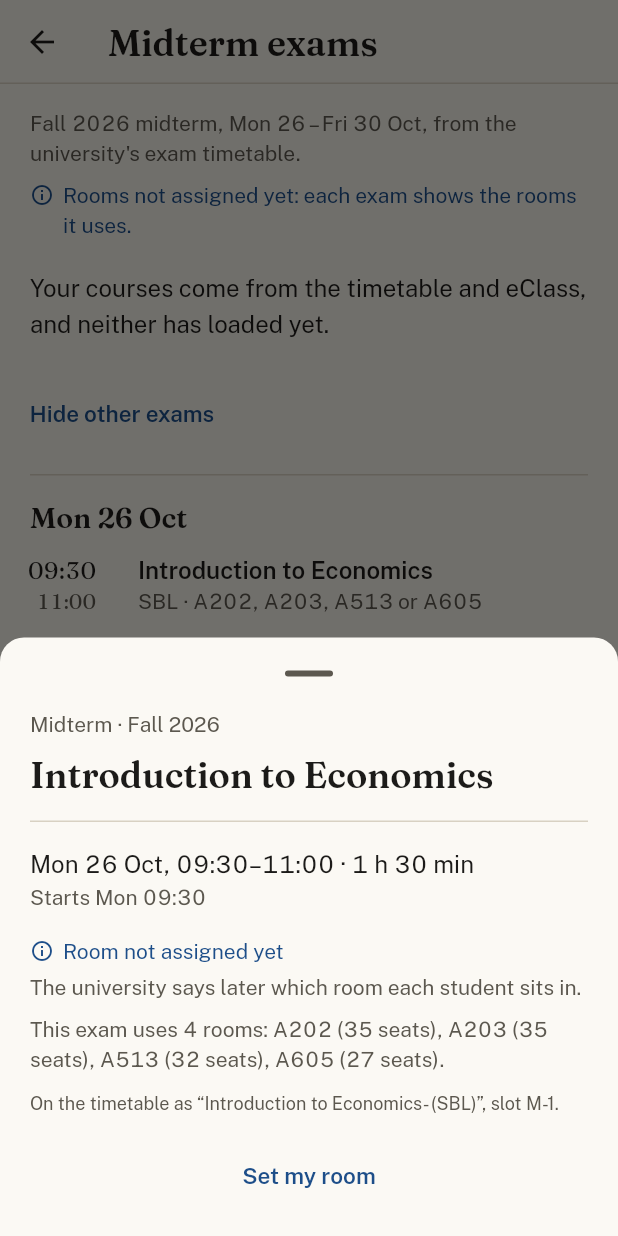
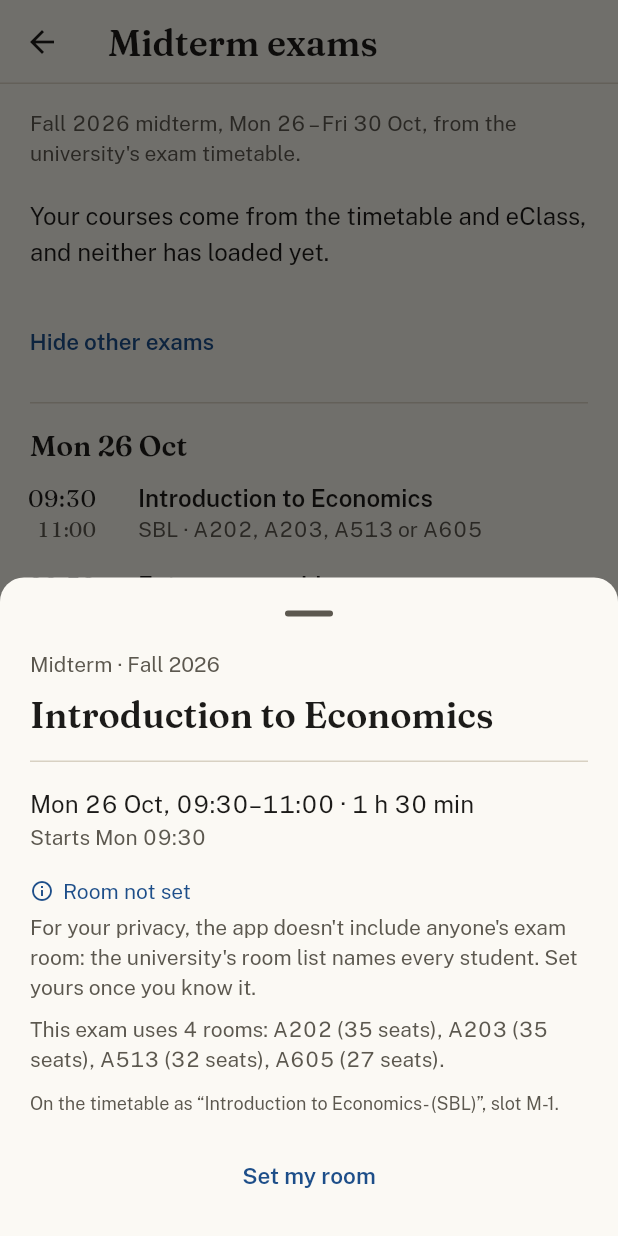
Before and after one commit to kamol1dn/inha_app, a Flutter app: the ExamsScreen screen opened directly, after a tap on "Show every exam", after a tap on "09:30", on a phone screen of 412 x 824 dp. Run offline on Flutter 3.47's test engine with Material 3 defaults, Android fonts, the phone set to English and light mode, and no system bars; our stand-ins replace cookie_jar, dio, dio_cookie_manager, flutter_local_notifications, flutter_secure_storage, shared_preferences and 1 more; missing offline and left inert: home_widget, workmanager; accounts and stored records are empty; network calls fail; statements that could not run were skipped.

Commit message:
No classes in exam week; rooms left out for the students' privacy
There are no classes during an exam week, whatever EduPage lists, so
every day from a period's first exam to its last is class-free: Today's
rail, its attendance rows, Courses' next class, Schedule and the class
reminders skip the timetable then. Schedule says "No classes in midterm
week, and no exam of yours on Thu 29 Oct." on a day without the
student's exam. The days are also kept in prefs (exams.classFreeDays.v1)
for the background refresh and the Android side, which don't read the
bundled sheets.

The app never says which room a student sits in: the university's room
list names every student, so it stays out. The sheets' roomsAssigned
flag goes; an exam without a room set reads "Room not set", its sheet
says why ("For your privacy, the app doesn't include anyone's exam
room...") and lists the rooms the exam uses, and the exam lists say
"Rooms aren't included, for your privacy: tap an exam to set yours."

```diff
--- a/assets/exams/2026-fall-midterm.json
+++ b/assets/exams/2026-fall-midterm.json
@@ -5,7 +5,6 @@
  "term": "Fall 2026",
  "title": "Mid Term Mon.,26.10-30.10",
  "source": "Timetable for 2026 Fall Midterm Exam.pdf",
- "roomsAssigned": false,
  "seats": {
   "A202": 35,
   "A203": 35,
--- a/lib/data/app_data.dart
+++ b/lib/data/app_data.dart
@@ -110,6 +110,10 @@ class Prefs {
     room == null ? all.remove(key) : all[key] = room;
     _p.setString('exams.rooms.v1', jsonEncode(all));
   }
+
+  /// The exam weeks' days as last written by [AppData.loadExams].
+  Set<DateTime> get classFreeDays => decodeDays(_p.getString(classFreeDaysKey));
+  Future<void> setClassFreeDays(Set<DateTime> days) => _p.setString(classFreeDaysKey, encodeDays(days));
 
   AccountCheck? accountCheck(Service s) {
     final raw = _p.getString('account.${s.name}');
@@ -393,8 +397,13 @@ class AppData extends ChangeNotifier {
       }
     }
     examPeriods = read;
+    // For the background refresh and the widgets, which don't read the sheets.
+    await prefs.setClassFreeDays(classFreeDays(read));
     notifyListeners();
   }
+
+  /// Days with no classes, whatever the timetable says: the exam weeks.
+  Set<DateTime> get classFree => examPeriods.isEmpty ? prefs.classFreeDays : classFreeDays(examPeriods);
 
   /// The student's exams in the period on show at [now], matched from the
   /// timetable and eClass; null outside every exam period.
--- a/lib/data/exams.dart
+++ b/lib/data/exams.dart
@@ -1,3 +1,5 @@
+import 'dart:convert';
+
 import '../models/models.dart';
 import 'urgency.dart';
 
@@ -13,16 +15,14 @@ const examSheets = ['assets/exams/2026-fall-midterm.json'];
 /// course detail. It shows until its last exam ends.
 const examLead = Duration(days: 21);
 
-/// One exam week: a midterm or a final.
+/// One exam week: a midterm or a final. A sitting has the rooms it uses,
+/// never a student's own: the university's room list names every student,
+/// so the app leaves it out and each student sets their room.
 class ExamPeriod {
   final String id; // "2026-fall-midterm"
   final String kind; // "midterm", "final"
   final String term; // "Fall 2026"
   final String source; // the PDF it was read from
-
-  /// Whether the university has said which room each student sits in. Until
-  /// then a sitting only has the rooms it uses.
-  final bool roomsAssigned;
   final Map<String, int?> seats; // room -> seats, null when the sheet gives none
   final List<Exam> exams; // in time order
 
@@ -31,7 +31,6 @@ class ExamPeriod {
     required this.kind,
     required this.term,
     required this.source,
-    required this.roomsAssigned,
     required this.seats,
     required this.exams,
   });
@@ -52,7 +51,6 @@ class ExamPeriod {
       kind: j['kind'] as String,
       term: j['term'] as String,
       source: j['source'] as String,
-      roomsAssigned: j['roomsAssigned'] as bool,
       seats: {for (final e in (j['seats'] as Map<String, dynamic>).entries) e.key: e.value as int?},
       exams: _inTimeOrder([for (final e in j['exams'] as List) Exam.fromJson(e as Map<String, dynamic>)], (e) => e),
     );
@@ -70,6 +68,33 @@ class ExamPeriod {
   /// The period on show at [now], the earliest first; null outside every window.
   static ExamPeriod? current(List<ExamPeriod> all, DateTime now) =>
       ([...all.where((p) => p.shownAt(now))]..sort((a, b) => a.first.compareTo(b.first))).firstOrNull;
+}
+
+/// The days of every exam week, first exam's day to last's: there are no
+/// classes then, whatever the timetable says.
+Set<DateTime> classFreeDays(List<ExamPeriod> periods) => {
+      for (final p in periods)
+        if (p.exams.isNotEmpty)
+          for (var d = _day(p.first); !d.isAfter(_day(p.last)); d = DateTime(d.year, d.month, d.day + 1)) d,
+    };
+
+DateTime _day(DateTime t) => DateTime(t.year, t.month, t.day);
+
+/// Where the app keeps [classFreeDays] for the background refresh and the
+/// Android side (widgets, AppFunctions), which don't read the bundled sheets:
+/// a JSON list of "2026-10-26" dates.
+const classFreeDaysKey = 'exams.classFreeDays.v1';
+
+String encodeDays(Set<DateTime> days) =>
+    jsonEncode([for (final d in days.toList()..sort()) d.toIso8601String().substring(0, 10)]);
+
+/// Empty when [raw] is missing or doesn't parse.
+Set<DateTime> decodeDays(String? raw) {
+  try {
+    return {for (final s in jsonDecode(raw ?? '[]') as List) _day(DateTime.parse(s as String))};
+  } catch (_) {
+    return const {};
+  }
 }
 
 /// One sitting on the sheet: a course in a slot, in one or more rooms.
--- a/lib/data/rail.dart
+++ b/lib/data/rail.dart
@@ -89,15 +89,21 @@ DateTime _midnight(DateTime t) => DateTime(t.year, t.month, t.day);
 DateTime lessonStart(Lesson l, DateTime day) => _midnight(day).add(Duration(minutes: _minutes(l.start)));
 DateTime lessonEnd(Lesson l, DateTime day) => _midnight(day).add(Duration(minutes: _minutes(l.end)));
 
-List<Lesson> lessonsOn(List<Lesson> lessons, DateTime day) =>
-    lessons.where((l) => l.weekday == day.weekday).toList()..sort((a, b) => _minutes(a.start).compareTo(_minutes(b.start)));
+/// The classes on [day], in time order; none on the days in [off] (an exam
+/// week: `AppData.classFree`).
+List<Lesson> lessonsOn(List<Lesson> lessons, DateTime day, {Set<DateTime> off = const {}}) => off.contains(_midnight(day))
+    ? []
+    : (lessons.where((l) => l.weekday == day.weekday).toList()
+      ..sort((a, b) => _minutes(a.start).compareTo(_minutes(b.start))));
 
 /// The next class [test] accepts: one in progress or still to come today,
-/// then the next 7 days. Null when there is none in that week.
-({Lesson lesson, DateTime day})? nextLesson(List<Lesson> lessons, DateTime now, bool Function(Lesson) test) {
+/// then the next 7 days, skipping the days in [off]. Null when there is none
+/// in that week.
+({Lesson lesson, DateTime day})? nextLesson(List<Lesson> lessons, DateTime now, bool Function(Lesson) test,
+    {Set<DateTime> off = const {}}) {
   for (var i = 0; i <= 7; i++) {
     final day = _midnight(now).add(Duration(days: i));
-    for (final l in lessonsOn(lessons, day)) {
+    for (final l in lessonsOn(lessons, day, off: off)) {
       if (test(l) && lessonEnd(l, day).isAfter(now)) return (lesson: l, day: day);
     }
   }
@@ -111,7 +117,8 @@ bool isLessonOf(Lesson l, Course course) => courseFor(l.subject, [CourseAttendan
 /// Builds Today's rail. [timetableKnown] is false while there is no
 /// timetable at all (first run, EduPage failing), so "No classes today" is
 /// never claimed without data. [exams] are the student's, from the period on
-/// show; they sit on the rail like classes.
+/// show; they sit on the rail like classes. On the days in [classFree] (the
+/// exam weeks) there are no classes.
 List<RailEntry> todayRail({
   required List<Lesson> lessons,
   required List<Deadline> deadlines,
@@ -120,6 +127,7 @@ List<RailEntry> todayRail({
   required DateTime now,
   bool timetableKnown = true,
   List<MyExam> exams = const [],
+  Set<DateTime> classFree = const {},
 }) {
   final today = _midnight(now);
   final tomorrow = today.add(const Duration(days: 1));
@@ -130,7 +138,7 @@ List<RailEntry> todayRail({
   if (overdue.isNotEmpty) out.addAll([const RailOverdue(), for (final d in overdue) RailDue(d)]);
 
   // Today: the hero, the classes and exams after it, and what is due today, in time order.
-  final todays = lessonsOn(lessons, today);
+  final todays = lessonsOn(lessons, today, off: classFree);
   final examsToday = exams.where((e) => !e.exam.start.isBefore(today) && e.exam.start.isBefore(tomorrow)).toList();
   final classNow = todays.where((l) => !lessonStart(l, today).isAfter(now) && lessonEnd(l, today).isAfter(now)).firstOrNull;
   // An exam in progress is the hero even if the timetable has a class then.
@@ -197,13 +205,13 @@ List<RailEntry> todayRail({
     put(lessonStart(l, day), 2, RailClass(l, day, ClassRole.row));
   }
 
-  final first = nextLesson(lessons, tomorrow, (_) => true);
+  final first = nextLesson(lessons, tomorrow, (_) => true, off: classFree);
   if (first != null) putClass(first.lesson, first.day);
   final classesToday = {classNow, ...upcoming}.whereType<Lesson>().toSet();
   for (final c in attendance) {
     if (!AbsenceState.of(c, limits).trouble) continue;
     if (classesToday.any((l) => isLessonOf(l, c.course))) continue;
-    final next = nextLesson(lessons, tomorrow, (l) => isLessonOf(l, c.course));
+    final next = nextLesson(lessons, tomorrow, (l) => isLessonOf(l, c.course), off: classFree);
     if (next != null) putClass(next.lesson, next.day);
   }
   for (final day in later.keys.toList()..sort()) {
--- a/lib/features/courses_screen.dart
+++ b/lib/features/courses_screen.dart
@@ -66,7 +66,8 @@ class CoursesScreen extends StatelessWidget {
           ),
         for (final c in courses) ...[
           const Rule(),
-          _CourseRow(c, AbsenceState.of(c, limits), next: nextLesson(lessons, now, (l) => isLessonOf(l, c.course)), now: now),
+          _CourseRow(c, AbsenceState.of(c, limits),
+              next: nextLesson(lessons, now, (l) => isLessonOf(l, c.course), off: data.classFree), now: now),
         ],
         const SizedBox(height: 24),
       ]),
--- a/lib/features/exam_rows.dart
+++ b/lib/features/exam_rows.dart
@@ -12,8 +12,10 @@ import 'details.dart';
 import 'rail_rows.dart';
 
 // An exam on the rails, Schedule and course detail, and its sheet
-// (docs/EXAMS.md). Until the university says which room each student sits
-// in, a sitting has only the rooms it uses: "B209 or B210".
+// (docs/EXAMS.md). The app never says which room a student sits in: the
+// university's room list names every student, so it is left out for their
+// privacy. A sitting has the rooms it uses ("B209 or B210") until the
+// student sets theirs.
 
 /// The room the student sits in, once known: the one they set, or the only
 /// room the exam uses.
@@ -27,11 +29,18 @@ String examLine(MyExam m, ExamPeriod p) => [
       examRoom(m) ?? roomChoice(m.exam.rooms),
     ].join(' · ');
 
+/// Why no exam comes with the student's room, wherever a room isn't set.
+const privacyNote = "For your privacy, the app doesn't include anyone's exam room: the university's room list "
+    'names every student. Set yours once you know it.';
+
+/// The same, as one line over a list of exams.
+const roomsLeftOut = "Rooms aren't included, for your privacy: tap an exam to set yours.";
+
 /// "The timetable lists 2 sittings; check which is yours."
 String sittingsLine(MyExam m) => 'The timetable lists ${m.sittings} sittings; check which is yours.';
 
 /// The hero for an exam: in progress, or the next thing today (DESIGN.md 7).
-/// The room is the big line; until it is known, that it isn't.
+/// The room is the big line; until the student sets it, that it isn't set.
 class ExamHero extends StatelessWidget {
   final RailExam entry;
   final ExamPeriod period;
@@ -68,8 +77,7 @@ class ExamHero extends StatelessWidget {
         FittedBox(
           fit: BoxFit.scaleDown,
           alignment: Alignment.centerLeft,
-          child: Text(room ?? (period.roomsAssigned ? 'Room not set' : 'Room not assigned yet'),
-              maxLines: 1, style: t.textTheme.displayMedium),
+          child: Text(room ?? 'Room not set', maxLines: 1, style: t.textTheme.displayMedium),
         ),
         const SizedBox(height: 4),
         Text(m.course.name, style: t.textTheme.titleLarge),
@@ -181,14 +189,9 @@ class _ExamSheet extends StatelessWidget {
             Text('Room $room', style: t.textTheme.titleMedium?.tnum),
             Text(set != null ? 'You set this room.' : 'The only room this exam uses.', style: muted),
           ] else ...[
-            StatusLine(Status.info, period.roomsAssigned ? 'Room not set' : 'Room not assigned yet',
-                padding: EdgeInsets.zero),
+            const StatusLine(Status.info, 'Room not set', padding: EdgeInsets.zero),
             const SizedBox(height: 4),
-            Text(
-                period.roomsAssigned
-                    ? 'The university has said which room each student sits in. Set yours once you know it.'
-                    : 'The university says later which room each student sits in.',
-                style: muted),
+            Text(privacyNote, style: muted),
           ],
           if (e.rooms.length > 1) ...[
             const SizedBox(height: 8),
--- a/lib/features/exams_screen.dart
+++ b/lib/features/exams_screen.dart
@@ -47,7 +47,8 @@ class _ExamsScreenState extends State<ExamsScreen> {
           child: Text('${p.term} $what, ${dayRange(p.first, p.last, now: now)}, from the university\'s exam timetable.',
               style: muted),
         ),
-        if (!p.roomsAssigned) const StatusLine(Status.info, 'Rooms not assigned yet: each exam shows the rooms it uses.'),
+        if (known && match.exams.any((m) => examRoom(m) == null))
+          const StatusLine(Status.info, roomsLeftOut),
         if (!known)
           const EmptyNote('Your courses come from the timetable and eClass, and neither has loaded yet.')
         else if (match.exams.isEmpty)
--- a/lib/features/today_screen.dart
+++ b/lib/features/today_screen.dart
@@ -64,6 +64,7 @@ class _TodayScreenState extends State<TodayScreen> {
       now: now,
       timetableKnown: data.lessons.data != null,
       exams: exams?.exams ?? const [],
+      classFree: data.classFree,
     );
 
     return RefreshIndicator(
@@ -162,8 +163,7 @@ class _TodayScreenState extends State<TodayScreen> {
               style: t.textTheme.bodyMedium),
         ),
       for (final m in left) ExamRow(m, p, now: now, line: false, showDay: true),
-      if (!p.roomsAssigned && left.any((m) => examRoom(m) == null))
-        const StatusLine(Status.info, 'Rooms not assigned yet.'),
+      if (left.any((m) => examRoom(m) == null)) const StatusLine(Status.info, roomsLeftOut),
       Align(
         alignment: Alignment.centerLeft,
         child: Padding(
@@ -215,7 +215,8 @@ class _TodayScreenState extends State<TodayScreen> {
     final t = Theme.of(context);
     return Column(crossAxisAlignment: CrossAxisAlignment.stretch, children: [
       header,
-      for (final c in trouble) _TroubleRow(c, AbsenceState.of(c, limits), lessons: lessons, now: now),
+      for (final c in trouble)
+        _TroubleRow(c, AbsenceState.of(c, limits), lessons: lessons, classFree: data.classFree, now: now),
       InkWell(
         onTap: () => widget.onOpenTab(3),
         child: Padding(
@@ -294,14 +295,15 @@ class _TroubleRow extends StatelessWidget {
   final CourseAttendance c;
   final AbsenceState absence;
   final List<Lesson> lessons;
+  final Set<DateTime> classFree;
   final DateTime now;
-  const _TroubleRow(this.c, this.absence, {required this.lessons, required this.now});
+  const _TroubleRow(this.c, this.absence, {required this.lessons, required this.classFree, required this.now});
 
   @override
   Widget build(BuildContext context) {
     final t = Theme.of(context);
     final left = absence.left!;
-    final next = nextLesson(lessons, now, (l) => isLessonOf(l, c.course));
+    final next = nextLesson(lessons, now, (l) => isLessonOf(l, c.course), off: classFree);
     final words = [
       switch (left) { > 0 => '$left left', 0 => 'At the limit', _ => 'Over the limit by ${-left}' },
       if (next != null) 'next ${classWhen(next.day, next.lesson, now)}',
--- a/lib/notifications/notifier.dart
+++ b/lib/notifications/notifier.dart
@@ -15,6 +15,7 @@ import 'package:shared_preferences/shared_preferences.dart';
 // zonedSchedule takes a TZDateTime; scheduling uses tz.UTC with absolute instants.
 import 'package:timezone/timezone.dart' as tz;
 
+import '../data/exams.dart' show classFreeDaysKey, decodeDays;
 import '../models/models.dart';
 import 'rules.dart';
 
@@ -278,6 +279,7 @@ class Notifier {
       sentKeys: await sentKeys(at),
       quietHours: settings.quietHours ? defaultQuietHours : null,
       absenceLimits: readAbsenceLimits(prefs),
+      classFree: decodeDays(prefs.getString(classFreeDaysKey)),
     );
 
     final seen = {...?prefs.getStringList(seenCoursesKey)?.map(int.tryParse).whereType<int>()};
--- a/lib/notifications/rules.dart
+++ b/lib/notifications/rules.dart
@@ -181,6 +181,7 @@ List<PlannedNotification> planNotifications({
   Set<String> sentKeys = const {},
   QuietHours? quietHours,
   Map<int, int> absenceLimits = const {},
+  Set<DateTime> classFree = const {},
 }) {
   final out = <String, PlannedNotification>{};
   void add(PlannedNotification n) => out.putIfAbsent(n.key, () => n);
@@ -198,7 +199,10 @@ List<PlannedNotification> planNotifications({
       _quiet([n], DateTime(9999), now, quietHours).forEach(add);
     }
   }
-  for (final lesson in lessons) {
+  // No classes in an exam week, whatever the timetable says.
+  final today = now.toLocal();
+  final classesToday = !classFree.contains(DateTime(today.year, today.month, today.day));
+  for (final lesson in classesToday ? lessons : const <Lesson>[]) {
     final n = _classReminder(now, lesson);
     if (n == null) continue;
     _quiet([n], n.when.add(classReminderLead), now, quietHours).forEach(add);
```
Also changed, not shown: lib/features/timetable_screen.dart (+11 -3 lines), 5 other files.
